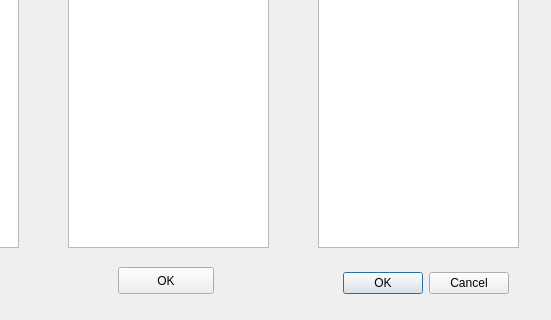
Old version of the form JcNewsProject/fakeresults.ui in the repository dev1d123/JcNews; both pictures show x 222 to 773 and y 203 to 523 of the 773 by 523 pixel window.
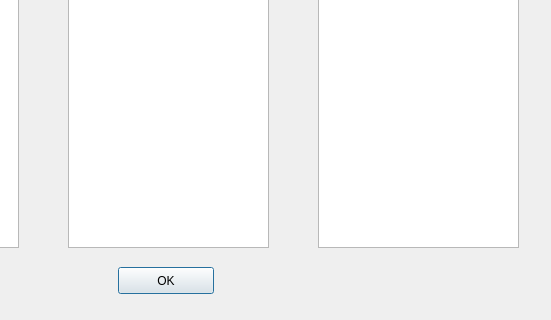
New version of the form.

```diff
--- a/JcNewsProject/fakeresults.ui
+++ b/JcNewsProject/fakeresults.ui
@@ -13,22 +13,6 @@
   <property name="windowTitle">
    <string>Dialog</string>
   </property>
-  <widget class="QDialogButtonBox" name="buttonBox">
-   <property name="geometry">
-    <rect>
-     <x>560</x>
-     <y>470</y>
-     <width>171</width>
-     <height>32</height>
-    </rect>
-   </property>
-   <property name="orientation">
-    <enum>Qt::Orientation::Horizontal</enum>
-   </property>
-   <property name="standardButtons">
-    <set>QDialogButtonBox::StandardButton::Cancel|QDialogButtonBox::StandardButton::Ok</set>
-   </property>
-  </widget>
   <widget class="QLabel" name="tituloLabel">
    <property name="geometry">
     <rect>
```
Left out of the diff: 35 changed lines with no effect on the pictures.
